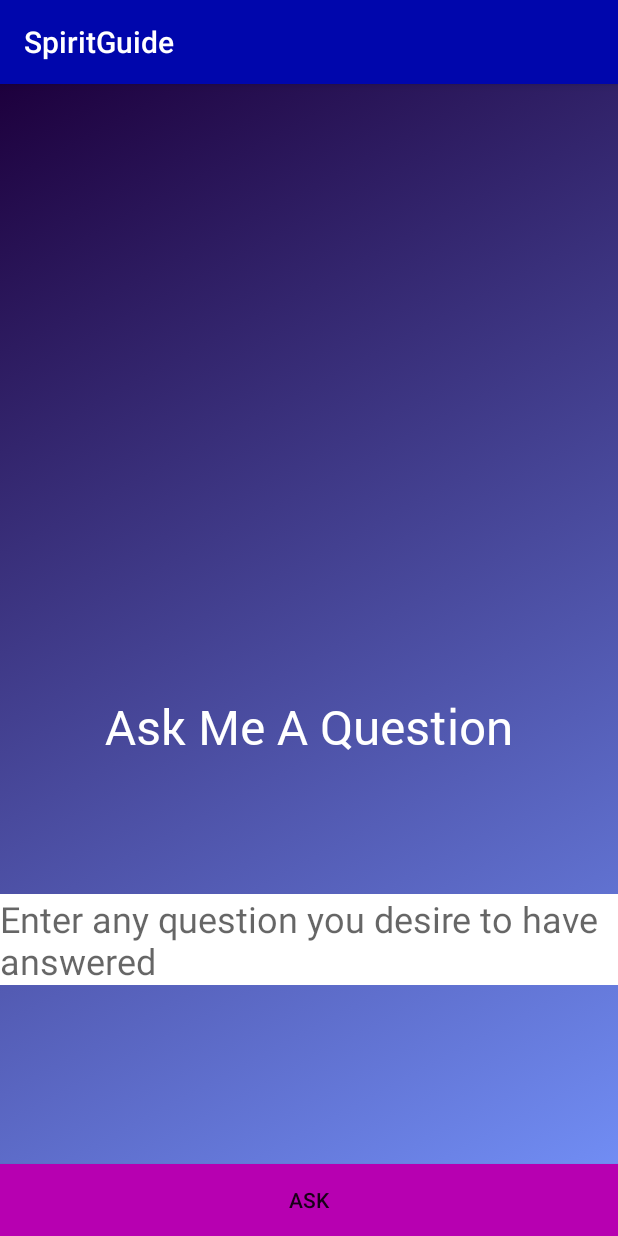
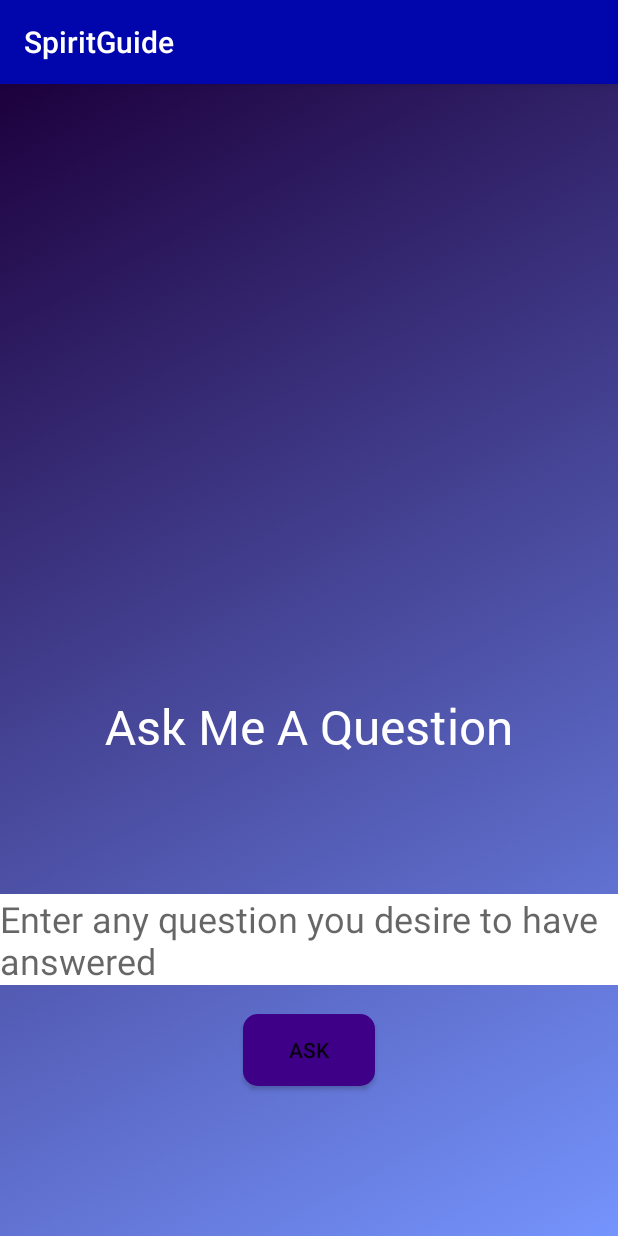
Before and after one commit to katetrahan/SpiritGuide, an Android app: the screen it shows after launch (MainActivity), on a phone screen of 412 x 824 dp. Run offline under Robolectric (Android 15) with nearby library versions, the light colour scheme and no system bars; our stand-ins replace ButterKnife, Firebase (no records; nobody signed in at launch, a user with empty details on screens opened directly).

Commit message:
edit button

```diff
--- /dev/null
+++ b/app/src/main/res/drawable/main_button.xml
@@ -0,0 +1,9 @@
+<?xml version="1.0" encoding="utf-8"?>
+<shape xmlns:android="http://schemas.android.com/apk/res/android" android:shape="rectangle" android:padding="10dp">
+    <solid android:color="@color/colorPrimaryDark"/> <!-- this one is ths color of the Rounded Button -->
+    <corners
+        android:bottomRightRadius="10dp"
+        android:bottomLeftRadius="10dp"
+        android:topLeftRadius="10dp"
+        android:topRightRadius="10dp"/>
+</shape>
--- a/app/src/main/res/layout/activity_main.xml
+++ b/app/src/main/res/layout/activity_main.xml
@@ -41,12 +41,13 @@
 
     <Button
         android:id="@+id/getResponseButton"
-        android:layout_width="match_parent"
+        android:layout_width="wrap_content"
         android:layout_height="wrap_content"
         android:layout_alignParentBottom="true"
         android:layout_centerHorizontal="true"
         android:text="Ask"
-        android:background="@color/colorAccent"
+        android:layout_marginBottom="100dp"
+        android:background="@drawable/main_button"
         />
 
 </RelativeLayout>
```
